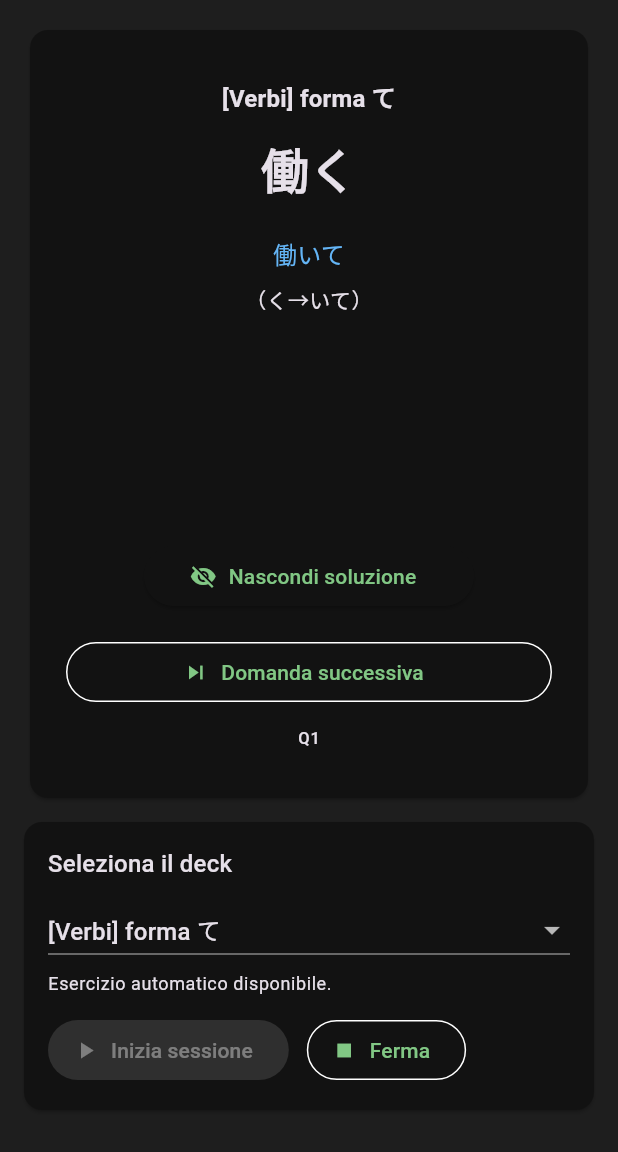
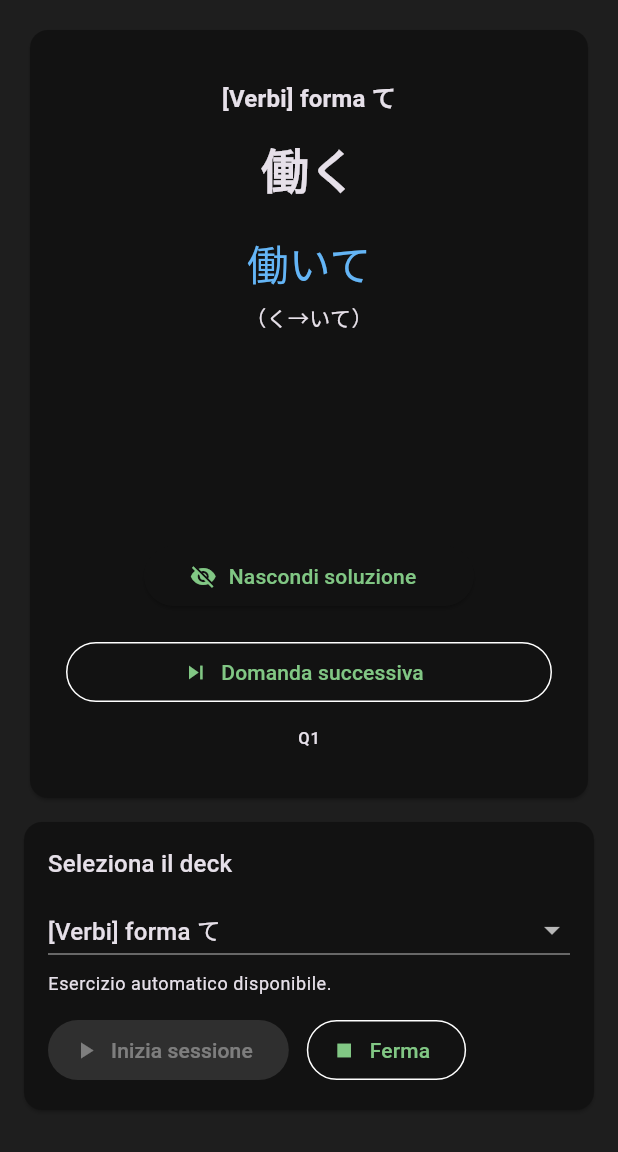
Before and after one commit to grcjariten/perapera, a Flutter app: the screen it shows after launch, after a tap on "Inizia sessione", after a tap on "Mostra soluzione", on a phone screen of 412 x 824 dp, the part 84-1236 px from its top. Run offline on Flutter 3.47's test engine with Material 3 defaults, Android fonts, the phone set to English and light mode, and no system bars.

Commit message:
sintetiche, aggiustati i caratteri

```diff
--- a/lib/main.dart
+++ b/lib/main.dart
@@ -12,9 +12,12 @@ class TrainerApp extends StatelessWidget {
 
   @override
   Widget build(BuildContext context) {
+    const fontFamily = 'NotoSansJP';
+    final ThemeData baseTheme =
+        ThemeData(brightness: Brightness.dark, fontFamily: fontFamily);
     return MaterialApp(
       title: 'Perapera Trainer',
-      theme: ThemeData.dark().copyWith(
+      theme: baseTheme.copyWith(
         colorScheme: const ColorScheme.dark(
           primary: Color(0xFF81C784),
           secondary: Color(0xFF64B5F6),
@@ -400,14 +403,13 @@ class _TrainerHomePageState extends State<TrainerHomePage> {
     if (conjugation == null) {
       return const SizedBox.shrink();
     }
+    final textStyle = _answerTextStyle(context);
     return Column(
       children: [
         Text(
           _formattedAnswer(),
           textAlign: TextAlign.center,
-          style: Theme.of(context).textTheme.titleMedium?.copyWith(
-                color: Theme.of(context).colorScheme.secondary,
-              ),
+          style: textStyle,
         ),
         if (conjugation.note.isNotEmpty) ...[
           const SizedBox(height: 8),
@@ -425,16 +427,14 @@ class _TrainerHomePageState extends State<TrainerHomePage> {
     if (card == null) {
       return const SizedBox.shrink();
     }
-
+    final textStyle = _answerTextStyle(context);
     return Column(
       crossAxisAlignment: CrossAxisAlignment.center,
       children: [
         Text(
           card.answer,
           textAlign: TextAlign.center,
-          style: Theme.of(context).textTheme.titleMedium?.copyWith(
-                color: Theme.of(context).colorScheme.secondary,
-              ),
+          style: textStyle,
         ),
         if (card.note != null && card.note!.isNotEmpty) ...[
           const SizedBox(height: 8),
@@ -457,6 +457,20 @@ class _TrainerHomePageState extends State<TrainerHomePage> {
       default:
         return 'Grammatica';
     }
+  }
+
+  TextStyle _answerTextStyle(BuildContext context) {
+    final theme = Theme.of(context);
+    final TextStyle baseStyle = theme.textTheme.headlineMedium ??
+        theme.textTheme.titleLarge ??
+        theme.textTheme.titleMedium ??
+        const TextStyle();
+    final double requestedSize =
+        baseStyle.fontSize != null ? max(baseStyle.fontSize!, 28) : 28;
+    return baseStyle.copyWith(
+      fontSize: requestedSize,
+      color: theme.colorScheme.secondary,
+    );
   }
 
   String _formattedAnswer() {
--- a/lib/src/lessons.dart
+++ b/lib/src/lessons.dart
@@ -77,15 +77,15 @@ const List<Lesson> lessonCatalog = <Lesson>[
             'Con ~し si elencano più motivi o caratteristiche prima della conclusione.',
         cards: <PracticeCard>[
           PracticeCard(
-            prompt: '暑い + 高い → ～し',
+            prompt: '暑い + 高い',
             answer: '暑いし、高いし。'
           ),
           PracticeCard(
-            prompt: '大阪 楽しい + 食べ物がおいしい → ～し',
+            prompt: '大阪（楽しい） + 食べ物がおいしい',
             answer: '大阪は楽しいし、食べ物もおいしい。'
           ),
           PracticeCard(
-            prompt: '静か + きれい → ～し',
+            prompt: '静か + きれい',
             answer: '静かだし、きれいです。'
           ),
         ],
@@ -96,15 +96,15 @@ const List<Lesson> lessonCatalog = <Lesson>[
             'Usato per descrivere apparenze basate su osservazione immediata.',
         cards: <PracticeCard>[
           PracticeCard(
-            prompt: '雨 → ～そう',
+            prompt: '雨（降る）',
             answer: '雨が降りそうです。'
           ),
           PracticeCard(
-            prompt: 'ケーキ → おいしそう',
+            prompt: 'ケーキ（おいしい）',
             answer: 'そのケーキはおいしそうです。'
           ),
           PracticeCard(
-            prompt: '田中さん → 疲れていそう',
+            prompt: '田中さん（疲れている）',
             answer: '田中さんは疲れていそうです。'
           ),
         ],
@@ -114,15 +114,15 @@ const List<Lesson> lessonCatalog = <Lesson>[
         description: 'La forma ～てみる indica un tentativo o esperimento.',
         cards: <PracticeCard>[
           PracticeCard(
-            prompt: '食べる → ～てみる',
+            prompt: '食べる',
             answer: '食べてみます。'
           ),
           PracticeCard(
-            prompt: '読む → ～てみる',
+            prompt: '読む',
             answer: '読んでみます。'
           ),
           PracticeCard(
-            prompt: '行く → ～てみる',
+            prompt: '行く',
             answer: '行ってみます。'
           ),
         ],
@@ -133,15 +133,15 @@ const List<Lesson> lessonCatalog = <Lesson>[
             'Nara introduce un tema limitato e un commento/consiglio su quel tema.',
         cards: <PracticeCard>[
           PracticeCard(
-            prompt: '東京なら → 駅の近くが便利',
+            prompt: '東京：駅の近くが便利',
             answer: '東京なら駅の近くが便利です。'
           ),
           PracticeCard(
-            prompt: '土曜日なら → 会える',
+            prompt: '土曜日：会える',
             answer: '土曜日なら会えます。'
           ),
           PracticeCard(
-            prompt: '寒い日なら → 鍋がいい',
+            prompt: '寒い日：鍋がいい',
             answer: '寒い日なら鍋がいいです。'
           ),
         ],
@@ -163,7 +163,7 @@ const List<Lesson> lessonCatalog = <Lesson>[
             answer: 'カメラが欲しいです。'
           ),
           PracticeCard(
-            prompt: '妹 → 犬を欲しがっている',
+            prompt: '妹（犬を欲しがっている）',
             answer: '妹は犬を欲しがっています。'
           ),
           PracticeCard(
@@ -204,15 +204,15 @@ const List<Lesson> lessonCatalog = <Lesson>[
         description: 'Consiglio gentile basato sulla condizionale passata.',
         cards: <PracticeCard>[
           PracticeCard(
-            prompt: '少し休む → ～たらどう',
+            prompt: '少し休む',
             answer: '少し休んだらどうですか。'
           ),
           PracticeCard(
-            prompt: '先生に聞く → ～たらどう',
+            prompt: '先生に聞く',
             answer: '先生に聞いたらどうですか。'
           ),
           PracticeCard(
-            prompt: '病院に行く → ～たらどう',
+            prompt: '病院に行く',
             answer: '病院に行ったらどうですか。'
           ),
         ],
@@ -249,15 +249,15 @@ const List<Lesson> lessonCatalog = <Lesson>[
             'Equivale a un “facciamo...”. I verbi ru prendono ～よう, quelli u → ～おう.',
         cards: <PracticeCard>[
           PracticeCard(
-            prompt: '食べる → 意向形',
+            prompt: '食べる',
             answer: '食べよう。'
           ),
           PracticeCard(
-            prompt: '飲む → 意向形',
+            prompt: '飲む',
             answer: '飲もう。'
           ),
           PracticeCard(
-            prompt: '行く → 意向形',
+            prompt: '行く',
             answer: '行こう。'
           ),
         ],
@@ -285,15 +285,15 @@ const List<Lesson> lessonCatalog = <Lesson>[
         description: 'Fare qualcosa in anticipo/preparazione.',
         cards: <PracticeCard>[
           PracticeCard(
-            prompt: '切符を買っておく',
+            prompt: '切符を買う',
             answer: '切符を買っておきます。'
           ),
           PracticeCard(
-            prompt: '部屋を掃除しておく',
+            prompt: '部屋を掃除する',
             answer: '部屋を掃除しておきます。'
           ),
           PracticeCard(
-            prompt: '資料を印刷しておく',
+            prompt: '資料を印刷する',
             answer: '資料を印刷しておきます。'
           ),
         ],
```
Also changed, not shown: pubspec.yaml (+9 -0 lines), assets/fonts/NotoSansJP-Bold.otf (added), assets/fonts/NotoSansJP-Medium.otf (added), assets/fonts/NotoSansJP-Regular.otf (added), 1 other file.
